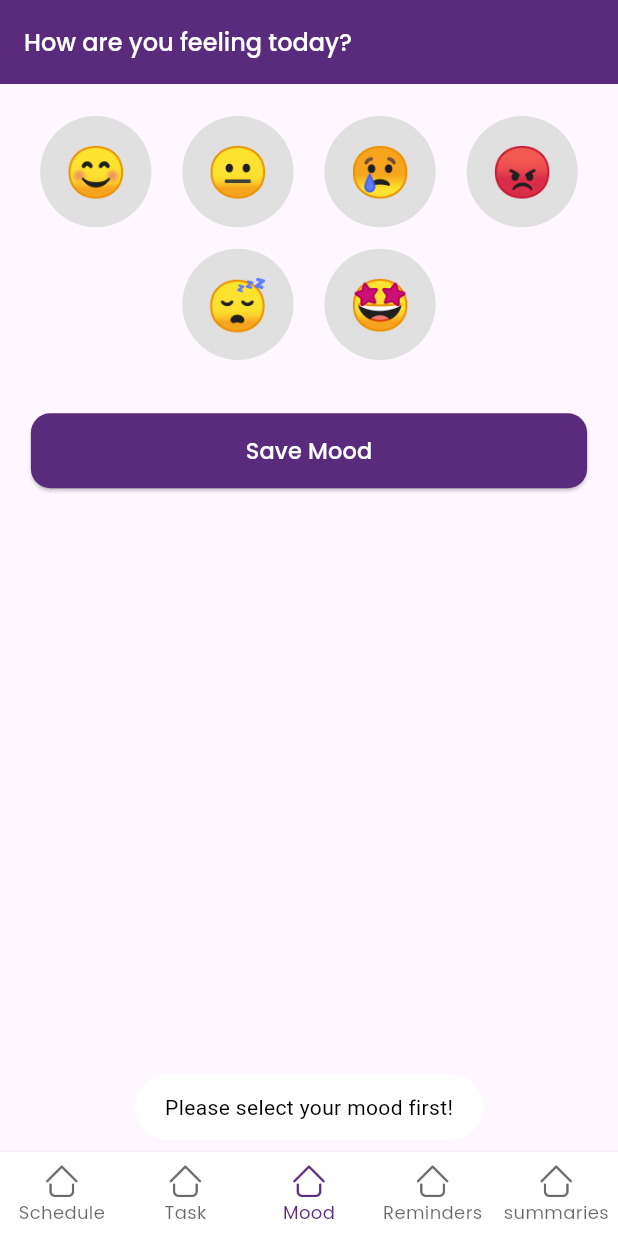
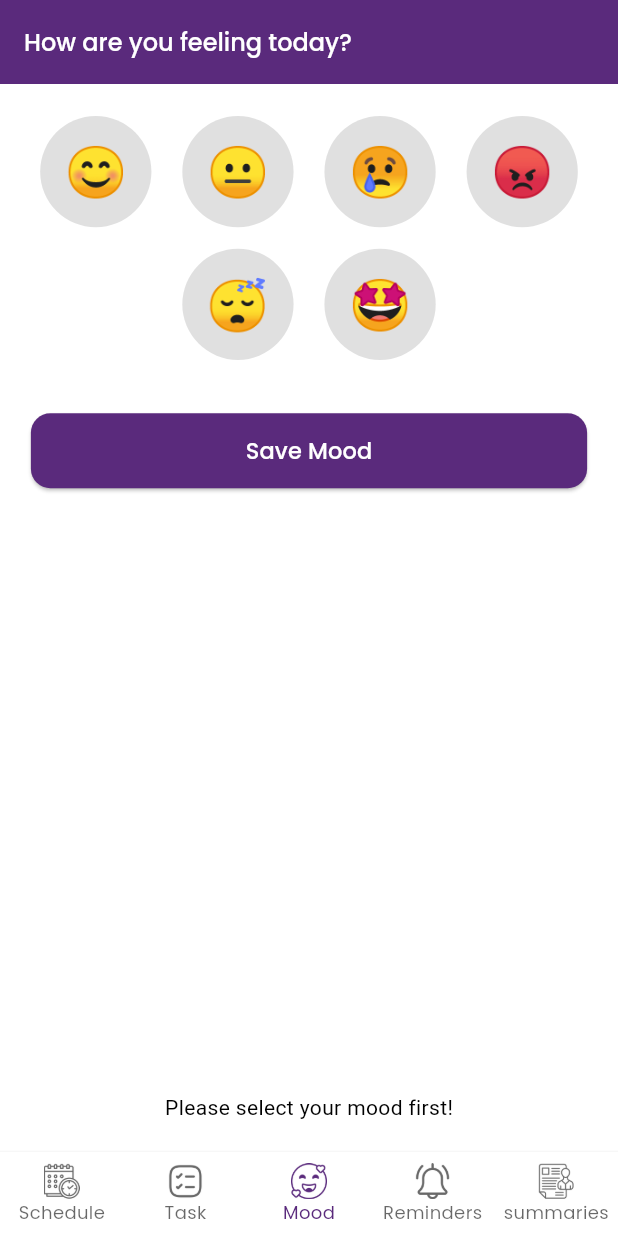
Before and after one commit to Waqas0321/Personal-AI-Life-Assistant, a Flutter app: the BottomNavScreen screen opened by its route, item 3 of the bottom bar chosen, after a tap on "Save Mood", on a phone screen of 412 x 824 dp. Run offline on Flutter 3.47's test engine with Material 3 defaults, Android fonts, the light colour scheme and no system bars; our stand-ins replace cloud_firestore, firebase_auth, firebase_core, firebase_storage, fluttertoast, gap and 5 more; accounts and stored records are empty.

Commit message:
Icons Changings

```diff
--- a/lib/core/Const/app_images.dart
+++ b/lib/core/Const/app_images.dart
@@ -4,4 +4,9 @@
 class AppImages {
   static  get logo => 'logo'.toPng;
   static  get home => 'home'.toPng;
+  static  get mood => 'mood'.toPng;
+  static  get reminder => 'reminder'.toPng;
+  static  get schedule => 'schedule'.toPng;
+  static  get summeries => 'summeries'.toPng;
+  static  get tasks => 'tasks'.toPng;
 }
--- a/lib/faetures/bottom_nav/view/bottom_nav_screen.dart
+++ b/lib/faetures/bottom_nav/view/bottom_nav_screen.dart
@@ -37,7 +37,7 @@
             BottomNavigationBarItem(
               icon: Obx(
                 () => Image.asset(
-                  AppImages.home,
+                  AppImages.schedule,
                   color:
                       navController.currentIndex.value == 0
                           ? AppColors.primary
@@ -51,7 +51,7 @@
             BottomNavigationBarItem(
               icon: Obx(
                 () => Image.asset(
-                  AppImages.home,
+                  AppImages.tasks,
                   color:
                       navController.currentIndex.value == 1
                           ? AppColors.primary
@@ -65,7 +65,7 @@
             BottomNavigationBarItem(
               icon: Obx(
                 () => Image.asset(
-                  AppImages.home,
+                  AppImages.mood,
                   color:
                       navController.currentIndex.value == 2
                           ? AppColors.primary
@@ -79,7 +79,7 @@
             BottomNavigationBarItem(
               icon: Obx(
                 () => Image.asset(
-                  AppImages.home,
+                  AppImages.reminder,
                   color:
                       navController.currentIndex.value == 3
                           ? AppColors.primary
@@ -93,7 +93,7 @@
             BottomNavigationBarItem(
               icon: Obx(
                 () => Image.asset(
-                  AppImages.home,
+                  AppImages.summeries,
                   color:
                       navController.currentIndex.value == 4
                           ? AppColors.primary
--- a/lib/faetures/mood/controller/mood_controller.dart
+++ b/lib/faetures/mood/controller/mood_controller.dart
@@ -10,6 +10,15 @@
     selectedMood.value = mood;
   }
 
+  final List<Map<String, dynamic>> moods = [
+    {'emoji': '😊', 'label': 'Happy'},
+    {'emoji': '😐', 'label': 'Neutral'},
+    {'emoji': '😢', 'label': 'Sad'},
+    {'emoji': '😡', 'label': 'Angry'},
+    {'emoji': '😴', 'label': 'Tired'},
+    {'emoji': '🤩', 'label': 'Excited'},
+  ];
+
   void saveMood() {
     toast.showCustomToast(
       'Your mood "${selectedMood.value}" has been saved successfully!',
--- a/lib/faetures/mood/view/mood_screen.dart
+++ b/lib/faetures/mood/view/mood_screen.dart
@@ -3,27 +3,16 @@
 import 'package:personal_ai_life_assistant/core/const/app_colors.dart';
 import 'package:personal_ai_life_assistant/core/widgets/custom_elevated_button.dart';
 import '../../../core/widgets/custom_appbar.dart';
-import '../../../core/widgets/custom_toast_show.dart';
 import '../controller/mood_controller.dart';
 
 class MoodScreen extends StatelessWidget {
   MoodScreen({Key? key}) : super(key: key);
 
-  final MoodController moodController = Get.put(MoodController());
-  final ToastClass toast = ToastClass(); // <-- Create instance of ToastClass
-
-  final List<Map<String, dynamic>> moods = [
-    {'emoji': '😊', 'label': 'Happy'},
-    {'emoji': '😐', 'label': 'Neutral'},
-    {'emoji': '😢', 'label': 'Sad'},
-    {'emoji': '😡', 'label': 'Angry'},
-    {'emoji': '😴', 'label': 'Tired'},
-    {'emoji': '🤩', 'label': 'Excited'},
-  ];
-
+  final MoodController controller = Get.put(MoodController());
   @override
   Widget build(BuildContext context) {
     return Scaffold(
+      backgroundColor: AppColors.white,
       appBar: CustomAppBar(
         title: 'How are you feeling today?',
         backgroundColor: AppColors.primary,
@@ -42,21 +31,21 @@
                   alignment: WrapAlignment.center,
                   spacing: constraints.maxWidth * 0.05,
                   runSpacing: constraints.maxHeight * 0.02,
-                  children: moods.map((mood) {
+                  children: controller.moods.map((mood) {
                     return Obx(
                           () => GestureDetector(
                         onTap: () {
-                          moodController.selectMood(mood['label']);
+                          controller.selectMood(mood['label']);
                         },
                         child: Container(
                           width: constraints.maxWidth * 0.18,
                           height: constraints.maxWidth * 0.18,
                           decoration: BoxDecoration(
-                            color: moodController.selectedMood.value == mood['label']
+                            color: controller.selectedMood.value == mood['label']
                                 ? AppColors.primary
                                 : Colors.grey[300],
                             shape: BoxShape.circle,
-                            boxShadow: moodController.selectedMood.value == mood['label']
+                            boxShadow: controller.selectedMood.value == mood['label']
                                 ? [
                               BoxShadow(
                                 color: AppColors.primary.withOpacity(0.4),
@@ -85,13 +74,13 @@
                   child: CustomElevatedButton(
                     text: 'Save Mood',
                     onPress: () {
-                      if (moodController.selectedMood.isEmpty) {
-                        toast.showCustomToast('Please select your mood first!');
+                      if (controller.selectedMood.isEmpty) {
+                        controller.toast.showCustomToast('Please select your mood first!');
                         return;
                       }
-                      moodController.saveMood();
-                      toast.showCustomToast('Mood Saved Successfully!');
-                      moodController.clear();
+                      controller.saveMood();
+                      controller.toast.showCustomToast('Mood Saved Successfully!');
+                      controller.clear();
                     },
                   ),
                 ),
--- a/lib/faetures/task/view/task_screen.dart
+++ b/lib/faetures/task/view/task_screen.dart
@@ -15,6 +15,7 @@
   @override
   Widget build(BuildContext context) {
     return Scaffold(
+      backgroundColor: AppColors.white,
       appBar: CustomAppBar(title: "Add Task",),
       body: Obx(
             () => controller.isLoading.value
```
Also changed, not shown: assets/images/mood.png (added), assets/images/reminder.png (added), assets/images/schedule.png (added), assets/images/summeries.png (added), assets/images/tasks.png (added).
